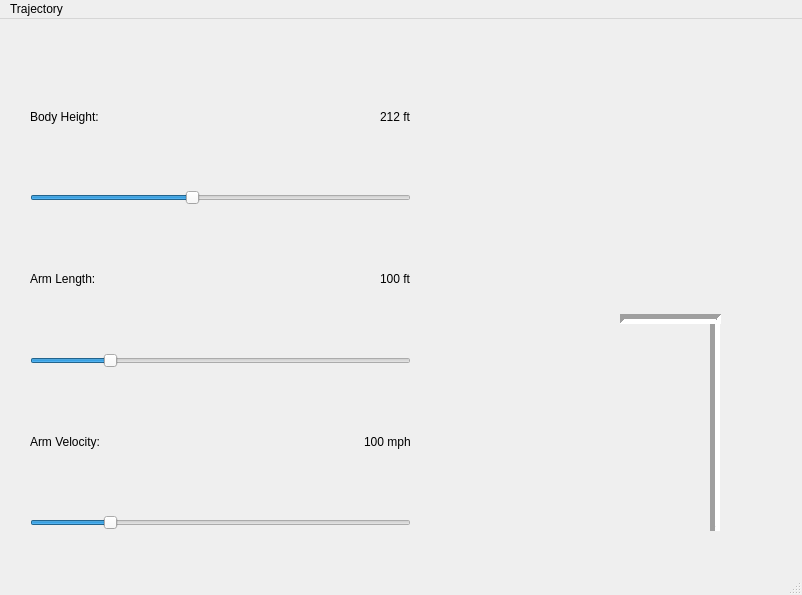
Qt form mainwindow.ui (CKirby21/body-arm-trajectory-qt) before a commit.
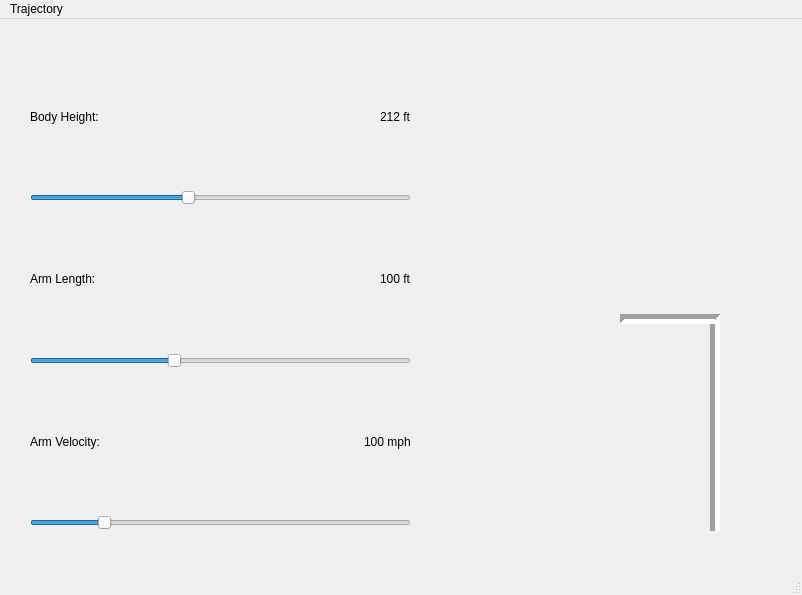
The same form after that commit.

Commit message: Add ui for arm length

Diff of the .ui file:
```diff
--- a/mainwindow.ui
+++ b/mainwindow.ui
@@ -78,10 +78,10 @@
      <item row="6" column="1" colspan="2">
       <widget class="QSlider" name="armLengthSlider">
        <property name="minimum">
-        <number>1</number>
+        <number>10</number>
        </property>
        <property name="maximum">
-        <number>500</number>
+        <number>250</number>
        </property>
        <property name="value">
         <number>100</number>
@@ -94,7 +94,7 @@
      <item row="1" column="1" colspan="2">
       <widget class="QSlider" name="bodyHeightSlider">
        <property name="minimum">
-        <number>1</number>
+        <number>10</number>
        </property>
        <property name="maximum">
         <number>500</number>
@@ -110,7 +110,7 @@
      <item row="8" column="1" colspan="2">
       <widget class="QSlider" name="armVelocitySlider">
        <property name="minimum">
-        <number>1</number>
+        <number>10</number>
        </property>
        <property name="maximum">
         <number>500</number>
@@ -146,7 +146,7 @@
      <rect>
       <x>620</x>
       <y>290</y>
-      <width>101</width>
+      <width>100</width>
       <height>20</height>
      </rect>
     </property>
```
The commit also changes 1 other file.
